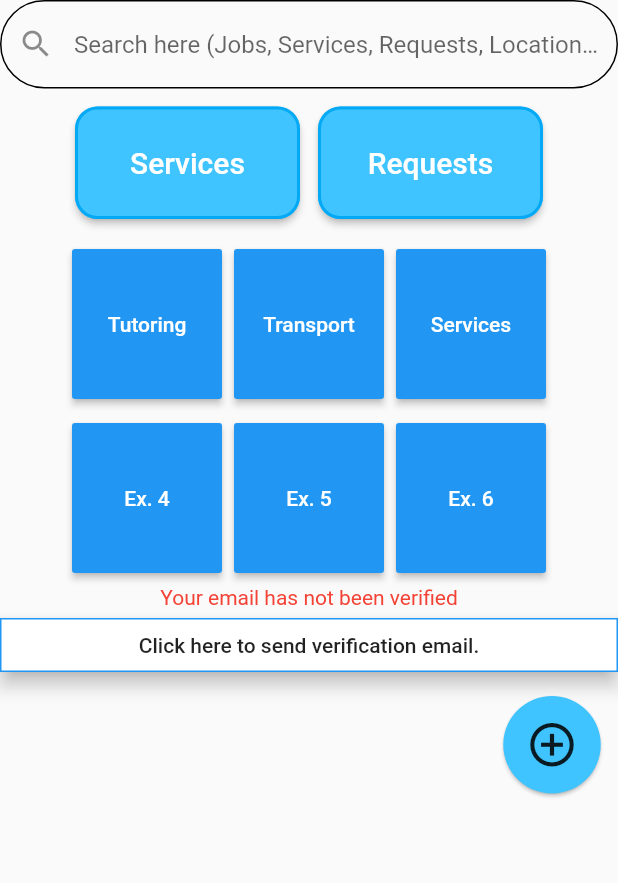
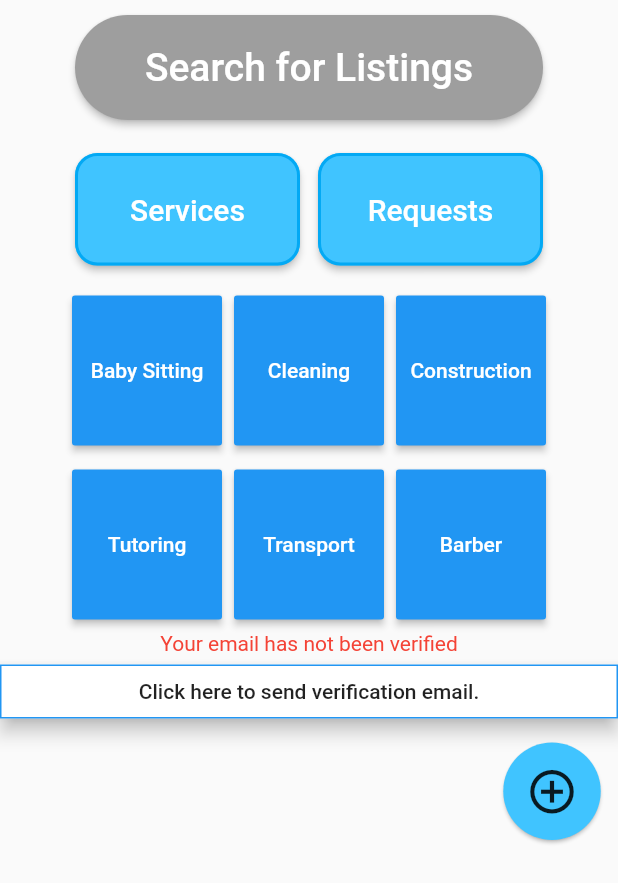
Before and after one commit to CSE-Courses/course-project-5braincells, a Flutter app: the HomeScreen screen opened directly with empty values, on a phone screen of 412 x 824 dp. Shown: the top 883 px of the screen. Run offline on Flutter 3.47's test engine with Material 2 defaults, Android fonts, the phone set to English and light mode, and no system bars; our stand-ins replace geolocator, google_maps_flutter, rating_bar; missing offline and left inert: flappy_search_bar; accounts and stored records are empty.

Commit message:
Tasks: #77 - Added new search bar to home page as well as its dependencies on the pubspec.yaml.

```diff
--- a/cse442_App/lib/home_screen.dart
+++ b/cse442_App/lib/home_screen.dart
@@ -1,24 +1,31 @@
-import 'package:cse442_App/user_model.dart';
 import 'package:flutter/material.dart';
+import 'package:http/http.dart' as http;
+import 'dart:async';
+import 'dart:convert';
+import 'package:geolocator/geolocator.dart';
+import 'dart:math';
+import 'package:flappy_search_bar/flappy_search_bar.dart';
+import 'package:flappy_search_bar/scaled_tile.dart';
+
 import 'service_list.dart';
 import 'request_list.dart';
 import 'user_model.dart';
 import 'new_listing_page.dart';
-import 'package:http/http.dart' as http;
-import 'dart:async';
-import 'dart:convert';
-import 'package:geolocator/geolocator.dart';
+import 'package:cse442_App/user_model.dart';
+import 'search_bar.dart';
 
 class HomeScreen extends StatefulWidget {
   final UserModel user;
   HomeScreen({this.user});
   @override
   State<StatefulWidget> createState() {
+    /*  */
     // TODO: implement createState
     return HomeScreenState(user: user);
   }
 }
 
+// Used to send verification email to user to add verification badge to their profile.
 Future<bool> sendVerifyEmail(String _userId, String _email) async {
   print("Sending Verification Email");
 
@@ -48,6 +55,9 @@ class HomeScreenState extends State<HomeScreen> {
   String location;
   Position _userPos;
   final Geolocator geolocator = Geolocator()..forceAndroidLocationManager;
+  final SearchBarController<Post> _searchBarController = SearchBarController();
+  // Used in search bar
+  bool isReplay = false;
 
   void initState() {
     super.initState();
@@ -56,6 +66,7 @@ class HomeScreenState extends State<HomeScreen> {
     });
   }
 
+  // Obtains current location from the user's device (if enabled)
   void getLocation() async {
     final Geolocator geolocator = Geolocator()..forceAndroidLocationManager;
 
@@ -100,23 +111,45 @@ class HomeScreenState extends State<HomeScreen> {
     }
   }
 
+  // Function used to get posts from search bar
+  Future<List<Post>> search(String text) async {
+    await Future.delayed(Duration(seconds: text.length == 4 ? 10 : 1));
+    return List.generate(text.length, (int index) {
+      return Post(
+        "Title : $text $index",
+        "Body : $text $index",
+      );
+    });
+  }
+
+  // Main build function of home screen
   Widget build(BuildContext context) {
     print(user);
     print(user.verify);
     return Scaffold(
-        body: ListView(children: <Widget>[
-      // Search Bar
-      TextField(
-        // use "onSubmitted" for performing action when "enter" is clicked
-        style: TextStyle(color: Colors.blue),
-        textAlign: TextAlign.center,
-        decoration: InputDecoration(
-            enabledBorder: OutlineInputBorder(
-                borderRadius: BorderRadius.all(Radius.circular(30.0))),
-            prefixIcon: Icon(Icons.search),
-            hintText:
-                "Search here (Jobs, Services, Requests, Locations, etc.)"),
+      body: ListView(
+        children: <Widget>[
+          // Flappy Search Bar
+          Padding(
+            padding: EdgeInsets.fromLTRB(50, 10, 50, 10),
+            child: ButtonTheme(
+              height: 70,
+              child: RaisedButton(
+                child: Text(
+                  "Search for Listings",
+                  style: TextStyle(color: Colors.white, fontSize: 26),
                 ),
+                // padding: EdgeInsets.fromLTRB(10, 10, 10, 10),
+                shape: StadiumBorder(),
+                color: Colors.grey,
+                onPressed: () {
+                  Navigator.push(context,
+                      MaterialPageRoute(builder: (context) => FlapSearchBar()));
+                },
+              ),
+            ),
+          ),
+
           // First Row of Buttons (Services / Requests)
           ButtonBar(
             buttonPadding: EdgeInsets.all(12),
@@ -162,17 +195,17 @@ class HomeScreenState extends State<HomeScreen> {
             children: <Widget>[
               RaisedButton(
                 color: Colors.blue,
-            child: Text("Tutoring"),
+                child: Text("Baby Sitting"),
                 onPressed: () => "CLICK",
               ),
               RaisedButton(
                 color: Colors.blue,
-            child: Text("Transport"),
+                child: Text("Cleaning"),
                 onPressed: () => "CLICK",
               ),
               RaisedButton(
                 color: Colors.blue,
-            child: Text("Services"),
+                child: Text("Construction"),
                 onPressed: () => "CLICK",
               ),
             ],
@@ -185,22 +218,22 @@ class HomeScreenState extends State<HomeScreen> {
             children: <Widget>[
               RaisedButton(
                 color: Colors.blue,
-            child: Text("Ex. 4"),
+                child: Text("Tutoring"),
                 onPressed: () => "CLICK",
               ),
               RaisedButton(
                 color: Colors.blue,
-            child: Text("Ex. 5"),
+                child: Text("Transport"),
                 onPressed: () => "CLICK",
               ),
               RaisedButton(
                 color: Colors.blue,
-            child: Text("Ex. 6"),
+                child: Text("Barber"),
                 onPressed: () => "CLICK",
               ),
             ],
           ),
-      // Add Listing Button
+          // Email Verification Banner
           if (user.verify == null || user.verify == false)
             Container(
               alignment: Alignment.center,
@@ -209,7 +242,7 @@ class HomeScreenState extends State<HomeScreen> {
                 style: TextStyle(color: Colors.red),
               ),
             ),
-
+          // Email button to send email verification link
           if (user.verify == null || user.verify == false)
             Container(
                 padding: EdgeInsets.symmetric(vertical: 0.0),
@@ -232,8 +265,8 @@ class HomeScreenState extends State<HomeScreen> {
                       });
                     }
                   },
-              shape:
-                  RoundedRectangleBorder(side: BorderSide(color: Colors.blue)),
+                  shape: RoundedRectangleBorder(
+                      side: BorderSide(color: Colors.blue)),
                   color: Colors.white,
                 )),
           if (user.verify == null || user.verify == false)
@@ -261,7 +294,7 @@ class HomeScreenState extends State<HomeScreen> {
           if (user.verify == true)
             Container(
                 alignment: Alignment.bottomRight,
-            height: 140.0,
+                height: 100.0,
                 child: RawMaterialButton(
                   onPressed: () {
                     print(user);
@@ -280,28 +313,8 @@ class HomeScreenState extends State<HomeScreen> {
                   padding: EdgeInsets.all(15.0),
                   shape: CircleBorder(),
                 )),
-      // ButtonBar(
-      //   alignment: MainAxisAlignment.center,
-      //   buttonMinWidth: 100.0,
-      //   buttonHeight: 100.0,
-      //   children: <Widget>[
-      //     RaisedButton(
-      //       color: Colors.blue,
-      //       child: Text("Ex. 7"),
-      //       onPressed: () => "CLICK",
-      //     ),
-      //     RaisedButton(
-      //       color: Colors.blue,
-      //       child: Text("Ex. 8"),
-      //       onPressed: () => "CLICK",
-      //     ),
-      //     RaisedButton(
-      //       color: Colors.blue,
-      //       child: Text("Ex. 9"),
-      //       onPressed: () => "CLICK",
-      //     ),
-      //   ],
-      // ),
-    ]));
+        ],
+      ),
+    );
   }
 }
--- a/cse442_App/pubspec.yaml
+++ b/cse442_App/pubspec.yaml
@@ -21,6 +21,7 @@ environment:
   sdk: ">=2.7.0 <3.0.0"
 
 dependencies:
+  flappy_search_bar: 1.7.2
   google_maps_flutter: ^0.5.27+3
   flutter:
     sdk: flutter
```
Also changed, not shown: cse442_App/lib/search_bar.dart (added, +122 -0 lines). Lines whose indentation alone changed are shown as unchanged.
